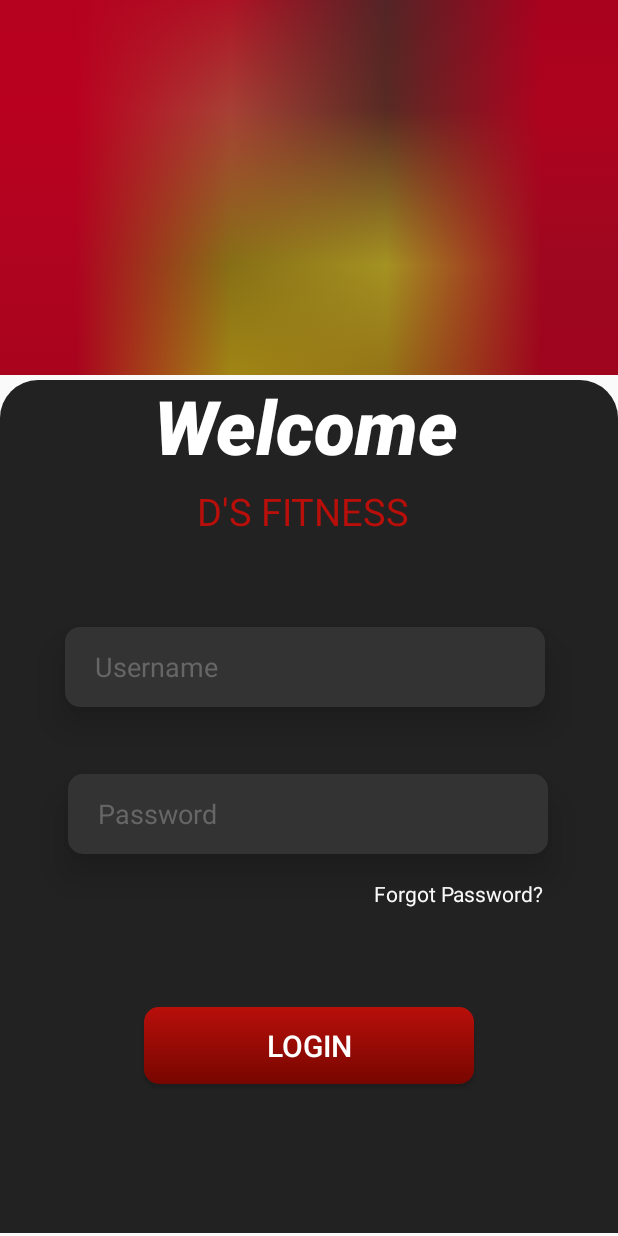
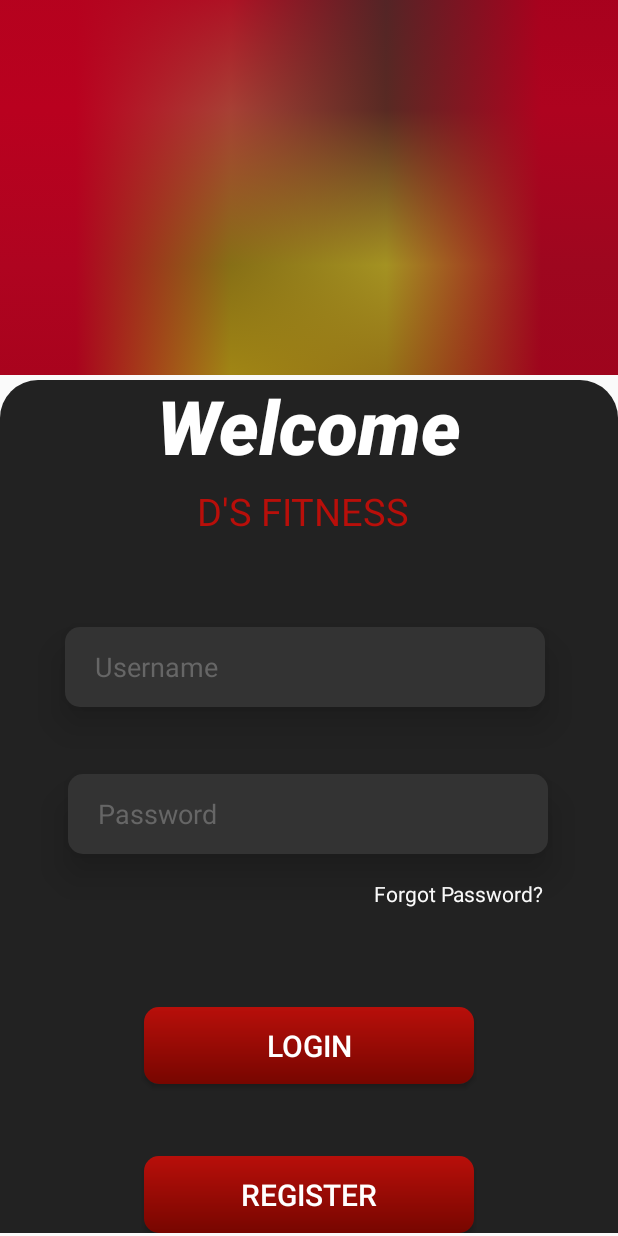
Before and after one commit to JadenJansz/MobileApp, an Android app: the screen it shows after launch (MainActivity), on a phone screen of 412 x 824 dp. Run offline under Robolectric (Android 15) with nearby library versions, the phone set to English and light mode, and no system bars; our stand-ins replace Firebase (no records; nobody signed in at launch, a user with empty details on screens opened directly).

Commit message:
6/28 just editings

```diff
--- a/app/src/main/res/layout/activity_main.xml
+++ b/app/src/main/res/layout/activity_main.xml
@@ -47,7 +47,24 @@
         app:layout_constraintStart_toStartOf="parent"
         app:layout_constraintTop_toTopOf="parent"
         app:layout_constraintVertical_bias="0.993"
-        />
+        >
+
+        <Button
+            android:id="@+id/btn_register"
+            android:layout_width="220dp"
+            android:layout_height="51dp"
+            android:layout_gravity="center"
+            android:background="@drawable/button_bg"
+            android:elevation="10dp"
+            android:text="Register"
+            android:textColor="@color/white"
+            android:textSize="20dp"
+            app:layout_constraintBottom_toBottomOf="parent"
+            app:layout_constraintEnd_toEndOf="parent"
+            app:layout_constraintStart_toStartOf="parent"
+
+            app:layout_constraintVertical_bias="0.50" />
+    </androidx.constraintlayout.widget.ConstraintLayout>
 
     <EditText
         android:id="@+id/txt_username"
@@ -119,10 +136,11 @@
 
     <TextView
         android:id="@+id/lbl_welcome"
-        android:layout_width="205dp"
+        android:layout_width="230dp"
         android:layout_height="58dp"
         android:fontFamily="sans-serif-black"
         android:text="Welcome"
+        android:textAlignment="center"
         android:textColor="#ffffff"
         android:textSize="50sp"
         android:textStyle="italic"
```
